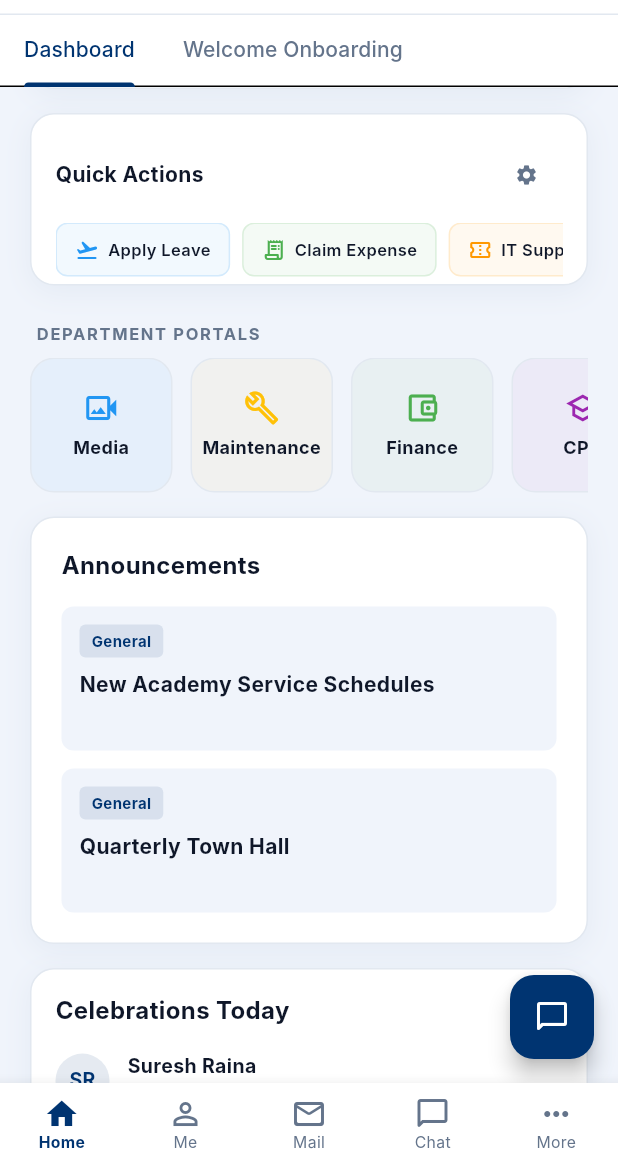
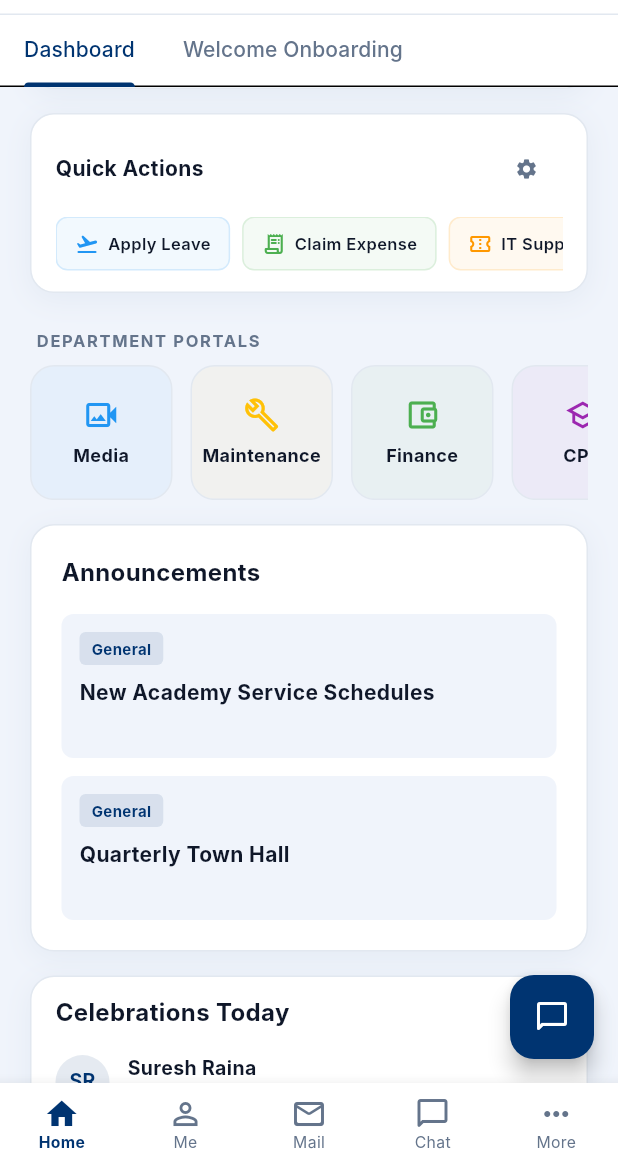
Before and after one commit to vinodh1299/HRMs-ERP, a Flutter app: the DashboardScreen screen opened by its route, scrolled down 576 dp, on a phone screen of 412 x 824 dp, the part 69-1236 px from its top. Run offline on Flutter 3.47's test engine with Material 3 defaults, Android fonts, the phone set to English and light mode, and no system bars; our stand-ins replace dio, flutter_riverpod, flutter_secure_storage, go_router; accounts and stored records are empty; Roboto replaces fonts that are missing (Inter).

Commit message:
fix: Adjust card heights to 120px to prevent vertical text layout overflows

```diff
--- a/frontend/lib/screens/home/dashboard_screen.dart
+++ b/frontend/lib/screens/home/dashboard_screen.dart
@@ -1147,7 +1147,7 @@ class _DashboardScreenState extends ConsumerState<DashboardScreen> with SingleTi
 
   Widget _buildQuickActionsWidget(BuildContext context) {
     return Container(
-      height: 115,
+      height: 120,
       decoration: BoxDecoration(
         color: Colors.white,
         borderRadius: BorderRadius.circular(16),
@@ -1156,7 +1156,7 @@ class _DashboardScreenState extends ConsumerState<DashboardScreen> with SingleTi
           BoxShadow(color: AppTheme.primary.withOpacity(0.05), blurRadius: 16, offset: const Offset(0, 4)),
         ],
       ),
-      padding: const EdgeInsets.all(16),
+      padding: const EdgeInsets.symmetric(horizontal: 16, vertical: 12),
       child: Column(
         crossAxisAlignment: CrossAxisAlignment.start,
         children: [
@@ -1447,7 +1447,7 @@ class _DashboardScreenState extends ConsumerState<DashboardScreen> with SingleTi
     }
 
     return Container(
-      height: 115,
+      height: 120,
       decoration: BoxDecoration(
         color: Colors.white,
         borderRadius: BorderRadius.circular(16),
@@ -1456,7 +1456,7 @@ class _DashboardScreenState extends ConsumerState<DashboardScreen> with SingleTi
           BoxShadow(color: AppTheme.primary.withOpacity(0.05), blurRadius: 16, offset: const Offset(0, 4)),
         ],
       ),
-      padding: const EdgeInsets.all(16),
+      padding: const EdgeInsets.symmetric(horizontal: 16, vertical: 12),
       child: Column(
         crossAxisAlignment: CrossAxisAlignment.start,
         children: [
@@ -1568,7 +1568,7 @@ class _DashboardScreenState extends ConsumerState<DashboardScreen> with SingleTi
 
   Widget _buildCelebrationsWidget() {
     return Container(
-      height: 115,
+      height: 120,
       decoration: BoxDecoration(
         color: Colors.white,
         borderRadius: BorderRadius.circular(16),
@@ -1577,7 +1577,7 @@ class _DashboardScreenState extends ConsumerState<DashboardScreen> with SingleTi
           BoxShadow(color: AppTheme.primary.withOpacity(0.05), blurRadius: 16, offset: const Offset(0, 4)),
         ],
       ),
-      padding: const EdgeInsets.all(16),
+      padding: const EdgeInsets.symmetric(horizontal: 16, vertical: 12),
       child: Column(
         crossAxisAlignment: CrossAxisAlignment.start,
         children: [
```
